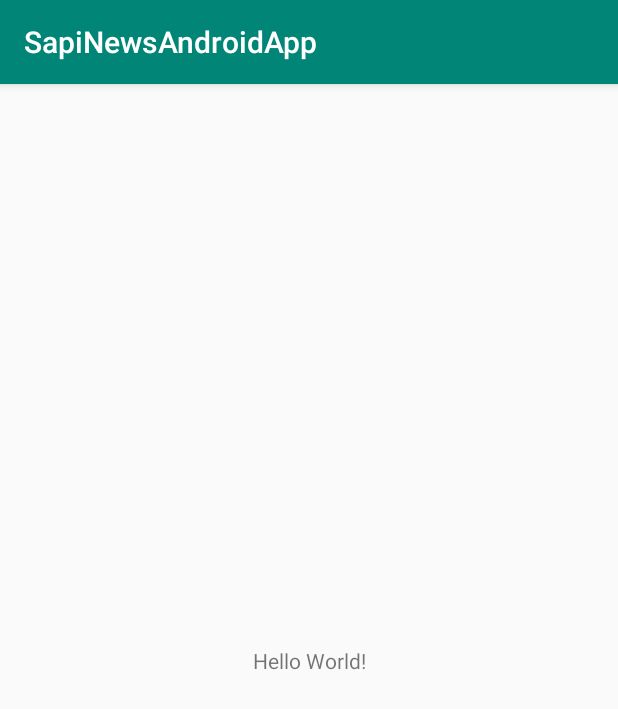
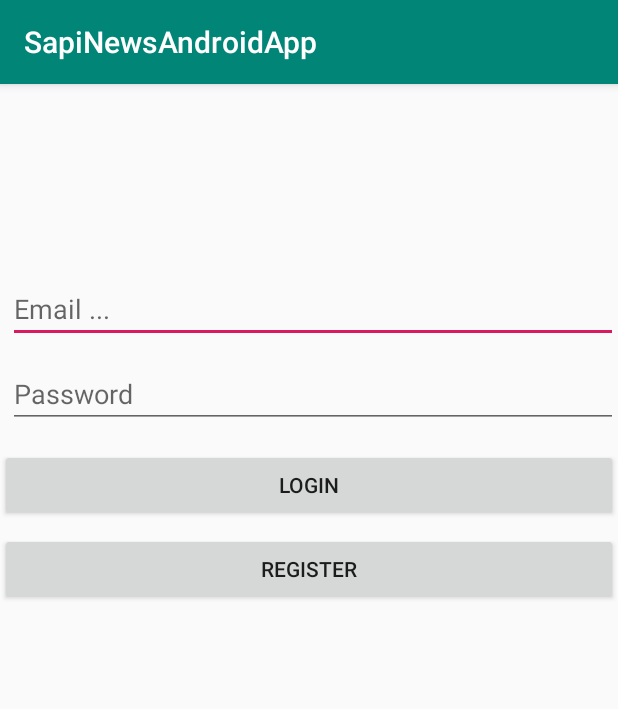
Before and after one commit to BakDavid/SapiNewsAndroidApp, an Android app: the screen it shows after launch (MainActivity before the commit, LoginActivity after it), on a phone screen of 412 x 824 dp. Shown: the top 709 px of the screen. Run offline under Robolectric (Android 15) with nearby library versions, the phone set to English and light mode, and no system bars; our stand-ins replace Firebase (no records; nobody signed in at launch, a user with empty details on screens opened directly).

Commit message:
Made registration and login functionality, connected to the firebase database and ran a test with it successfully

```diff
--- a/app/build.gradle
+++ b/app/build.gradle
@@ -1,4 +1,5 @@
 apply plugin: 'com.android.application'
+apply plugin: 'com.google.gms.google-services'
 
 android {
     compileSdkVersion 28
@@ -20,9 +21,12 @@ android {
 
 dependencies {
     implementation fileTree(dir: 'libs', include: ['*.jar'])
+    //noinspection GradleCompatible
     implementation 'com.android.support:appcompat-v7:28.0.0'
     implementation 'com.android.support.constraint:constraint-layout:1.1.3'
+    implementation 'com.android.support:design:28.0.0'
     testImplementation 'junit:junit:4.12'
     androidTestImplementation 'com.android.support.test:runner:1.0.2'
     androidTestImplementation 'com.android.support.test.espresso:espresso-core:3.0.2'
+    implementation 'com.google.firebase:firebase-auth:16.0.1'
 }
--- a/app/src/main/java/com/example/pedrohuan/sapinewsandroidapp/MainActivity.java
+++ b/app/src/main/java/com/example/pedrohuan/sapinewsandroidapp/MainActivity.java
@@ -1,13 +1,43 @@
 package com.example.pedrohuan.sapinewsandroidapp;
 
+import android.content.Intent;
 import android.support.v7.app.AppCompatActivity;
 import android.os.Bundle;
 
+import com.example.pedrohuan.sapinewsandroidapp.authentication.LoginActivity;
+import com.example.pedrohuan.sapinewsandroidapp.listnews.ListNewsActivity;
+import com.google.firebase.auth.FirebaseAuth;
+import com.google.firebase.auth.FirebaseUser;
+
 public class MainActivity extends AppCompatActivity {
+
+    private FirebaseAuth mAuth;
 
     @Override
     protected void onCreate(Bundle savedInstanceState) {
         super.onCreate(savedInstanceState);
         setContentView(R.layout.activity_main);
+
+        mAuth = FirebaseAuth.getInstance();
+    }
+
+    @Override
+    public void onStart() {
+        super.onStart();
+        // Check if user is signed in (non-null) and update UI accordingly.
+        FirebaseUser currentUser = mAuth.getCurrentUser();
+
+
+        if(currentUser == null)
+        {
+            Intent intent = new Intent(MainActivity.this,LoginActivity.class);
+            startActivity(intent);
+            finish();
+        }
+        else {
+            Intent intent = new Intent(MainActivity.this,ListNewsActivity.class);
+            startActivity(intent);
+            finish();
+        }
     }
 }
--- /dev/null
+++ b/app/src/main/java/com/example/pedrohuan/sapinewsandroidapp/authentication/LoginActivity.java
@@ -0,0 +1,121 @@
+package com.example.pedrohuan.sapinewsandroidapp.authentication;
+
+import android.app.ListActivity;
+import android.content.Intent;
+import android.os.Build;
+import android.support.annotation.NonNull;
+import android.support.annotation.RequiresApi;
+import android.support.v7.app.AppCompatActivity;
+import android.os.Bundle;
+import android.util.Patterns;
+import android.view.View;
+import android.widget.EditText;
+import android.widget.Toast;
+
+import com.example.pedrohuan.sapinewsandroidapp.R;
+import com.example.pedrohuan.sapinewsandroidapp.listnews.ListNewsActivity;
+import com.google.android.gms.tasks.OnCompleteListener;
+import com.google.android.gms.tasks.Task;
+import com.google.firebase.auth.AuthResult;
+import com.google.firebase.auth.FirebaseAuth;
+import com.google.firebase.auth.FirebaseUser;
+
+import java.util.regex.Pattern;
+
+public class LoginActivity extends AppCompatActivity {
+
+    EditText editEmail;
+    EditText editPassword;
+
+    String mEmail;
+    String mPassword;
+
+    FirebaseAuth mAuth;
+
+    @Override
+    protected void onCreate(Bundle savedInstanceState) {
+        super.onCreate(savedInstanceState);
+        setContentView(R.layout.activity_login);
+
+        mAuth = FirebaseAuth.getInstance();
+
+        editEmail = (EditText) findViewById(R.id.email_input);
+        editPassword = (EditText) findViewById(R.id.password_input);
+
+        findViewById(R.id.login_button).setOnClickListener(new View.OnClickListener() {
+            @Override
+            public void onClick(View v) {
+                mEmail = editEmail.getText().toString();
+                mPassword = editPassword.getText().toString();
+
+                loginToApp(mEmail,mPassword);
+            }
+        });
+
+        findViewById(R.id.register_button).setOnClickListener(new View.OnClickListener() {
+            @Override
+            public void onClick(View v) {
+                Intent registerIntent = new Intent(LoginActivity.this, RegisterActivity.class);
+                startActivity(registerIntent);
+                finish();
+            }
+        });
+    }
+
+
+    private void loginToApp(String email,String password)
+    {
+        if(validateData(email,password))
+        {
+            mAuth.signInWithEmailAndPassword(email, password)
+                .addOnCompleteListener(this, new OnCompleteListener<AuthResult>() {
+                    @Override
+                    public void onComplete(@NonNull Task<AuthResult> task) {
+                    if (task.isSuccessful()) {
+                        // Sign in success, update UI with the signed-in user's information
+                        //FirebaseUser user = mAuth.getCurrentUser();
+                        //updateUI(user);
+
+                        Intent listIntent = new Intent(LoginActivity.this,ListNewsActivity.class);
+                        startActivity(listIntent);
+                        finish();
+
+                    } else {
+                        // If sign in fails, display a message to the user.
+                        Toast.makeText(LoginActivity.this, "Authentication failed.", Toast.LENGTH_SHORT).show();
+                        //updateUI(null);
+                    }
+
+                    // ...
+                    }
+                });
+        }
+
+
+    }
+
+    @RequiresApi(api = Build.VERSION_CODES.FROYO)
+    private boolean validateData(String email, String password)
+    {
+        Pattern pattern = Patterns.EMAIL_ADDRESS;
+
+        if(email.trim().isEmpty())
+        {
+            Toast.makeText(LoginActivity.this,"No email entered!",Toast.LENGTH_SHORT).show();
+            return false;
+        }
+        if(password.trim().isEmpty())
+        {
+            Toast.makeText(LoginActivity.this,"No password entered!",Toast.LENGTH_SHORT).show();
+            return false;
+        }
+        if(!pattern.matcher(email).matches())
+        {
+            Toast.makeText(LoginActivity.this,"Email typed wrong!",Toast.LENGTH_SHORT).show();
+            return false;
+        }
+
+        return true;
+    }
+
+}
--- /dev/null
+++ b/app/src/main/res/layout/activity_login.xml
@@ -0,0 +1,60 @@
+<?xml version="1.0" encoding="utf-8"?>
+<RelativeLayout xmlns:android="http://schemas.android.com/apk/res/android"
+    xmlns:app="http://schemas.android.com/apk/res-auto"
+    xmlns:tools="http://schemas.android.com/tools"
+    android:layout_width="match_parent"
+    android:layout_height="match_parent"
+    tools:context=".authentication.LoginActivity">
+
+    <EditText
+        android:id="@+id/email_input"
+        android:layout_width="match_parent"
+        android:layout_height="wrap_content"
+        android:layout_alignParentStart="true"
+        android:layout_alignParentTop="true"
+        android:layout_marginStart="5dp"
+        android:layout_marginTop="127dp"
+        android:ems="10"
+        android:hint="Email ..."
+        android:inputType="textEmailAddress"
+        tools:layout_editor_absoluteX="8dp"
+        tools:layout_editor_absoluteY="155dp" />
+
+    <EditText
+        android:id="@+id/password_input"
+        android:layout_width="match_parent"
+        android:layout_height="wrap_content"
+        android:layout_alignParentStart="true"
+        android:layout_alignParentTop="true"
+        android:layout_marginStart="5dp"
+        android:layout_marginTop="184dp"
+        android:ems="10"
+        android:hint="Password"
+        android:inputType="textPassword"
+        tools:layout_editor_absoluteX="8dp"
+        tools:layout_editor_absoluteY="155dp" />
+
+    <Button
+        android:id="@+id/login_button"
+        android:layout_width="match_parent"
+        android:layout_height="wrap_content"
+        android:layout_alignParentStart="true"
+        android:layout_alignParentTop="true"
+        android:layout_marginStart="0dp"
+        android:layout_marginTop="243dp"
+        android:text="Login"
+        tools:layout_editor_absoluteX="8dp"
+        tools:layout_editor_absoluteY="217dp" />
+
+    <Button
+        android:id="@+id/register_button"
+        android:layout_width="match_parent"
+        android:layout_height="wrap_content"
+        android:layout_alignParentStart="true"
+        android:layout_alignParentTop="true"
+        android:layout_marginStart="0dp"
+        android:layout_marginTop="299dp"
+        android:text="Register"
+        tools:layout_editor_absoluteX="8dp"
+        tools:layout_editor_absoluteY="275dp" />
+</RelativeLayout>
--- /dev/null
+++ b/app/src/main/res/values/dimens.xml
@@ -0,0 +1,5 @@
+<resources>
+    <!-- Default screen margins, per the Android Design guidelines. -->
+    <dimen name="activity_horizontal_margin">16dp</dimen>
+    <dimen name="activity_vertical_margin">16dp</dimen>
+</resources>
--- a/build.gradle
+++ b/build.gradle
@@ -8,7 +8,7 @@ buildscript {
     }
     dependencies {
         classpath 'com.android.tools.build:gradle:3.2.0'
-
+        classpath 'com.google.gms:google-services:4.0.1'
 
         // NOTE: Do not place your application dependencies here; they belong
         // in the individual module build.gradle files
```
Also changed, not shown: app/src/main/AndroidManifest.xml (+8 -0 lines), app/src/main/java/com/example/pedrohuan/sapinewsandroidapp/authentication/RegisterActivity.java (added, +141 -0 lines), app/src/main/java/com/example/pedrohuan/sapinewsandroidapp/listnews/ListNewsActivity.java (added, +15 -0 lines), app/src/main/res/layout/activity_list_news.xml (added, +16 -0 lines), app/src/main/res/layout/activity_register.xml (added, +68 -0 lines), app/src/main/res/values/strings.xml (+13 -0 lines).
